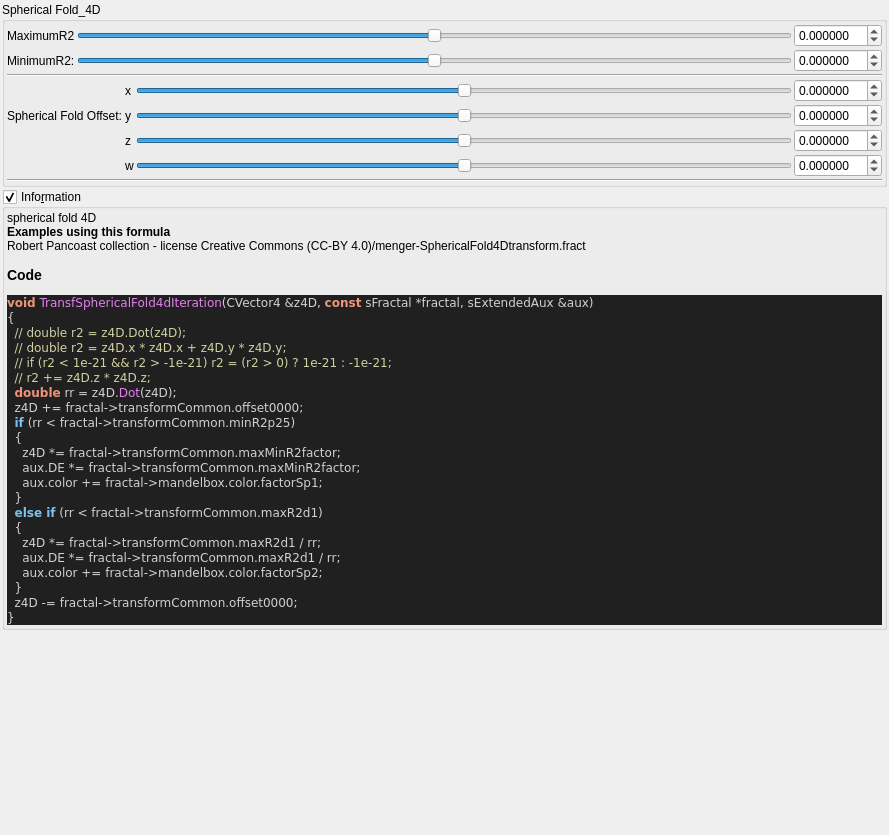
Qt form mandelbulber2/formula/ui/fractal_transf_spherical_fold4d.ui (buddhi1980/mandelbulber2) before a commit.
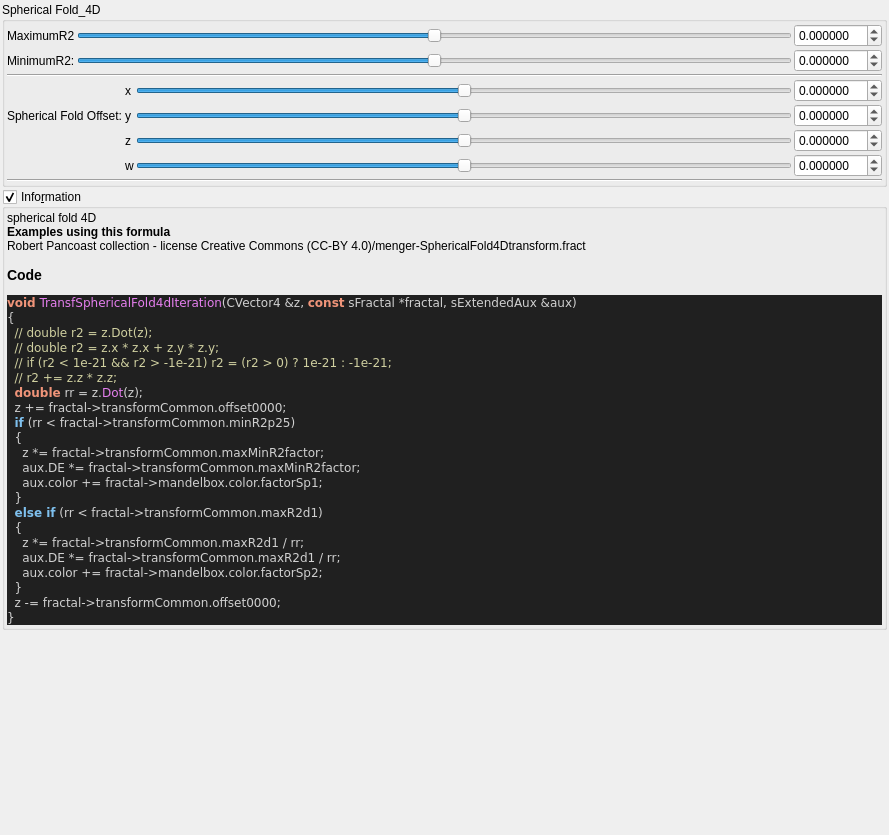
The same form after that commit. Custom widgets are drawn as their Qt base class.

What changed in the file:
```diff
--- a/mandelbulber2/formula/ui/fractal_transf_spherical_fold4d.ui
+++ b/mandelbulber2/formula/ui/fractal_transf_spherical_fold4d.ui
@@ -480,27 +480,27 @@
 &lt;/table&gt;
 &lt;br&gt;&lt;b&gt;Examples using this formula&lt;/b&gt;&lt;br&gt;Robert Pancoast collection - license Creative Commons (CC-BY 4.0)/menger-SphericalFold4Dtransform.fract&lt;h3&gt;Code&lt;/h3&gt;
 &lt;body style=&quot;background-color:#202020&quot;&gt;
-&lt;pre style=&quot;color:#d0d0d0; background-color:#202020;  font-family:'Courier New',monospace;&quot;&gt;&lt;span style=&quot;color:#f09479; font-weight:bold&quot;&gt;void&lt;/span&gt; &lt;span style=&quot;color:#e47eed&quot;&gt;TransfSphericalFold4dIteration&lt;/span&gt;&lt;span style=&quot;color:#d0d0d0&quot;&gt;(&lt;/span&gt;CVector4 &lt;span style=&quot;color:#d0d0d0&quot;&gt;&amp;amp;&lt;/span&gt;z4D&lt;span style=&quot;color:#d0d0d0&quot;&gt;,&lt;/span&gt; &lt;span style=&quot;color:#f09479; font-weight:bold&quot;&gt;const&lt;/span&gt; sFractal &lt;span style=&quot;color:#d0d0d0&quot;&gt;*&lt;/span&gt;fractal&lt;span style=&quot;color:#d0d0d0&quot;&gt;,&lt;/span&gt; sExtendedAux &lt;span style=&quot;color:#d0d0d0&quot;&gt;&amp;amp;&lt;/span&gt;aux&lt;span style=&quot;color:#d0d0d0&quot;&gt;)&lt;/span&gt;
+&lt;pre style=&quot;color:#d0d0d0; background-color:#202020;  font-family:'Courier New',monospace;&quot;&gt;&lt;span style=&quot;color:#f09479; font-weight:bold&quot;&gt;void&lt;/span&gt; &lt;span style=&quot;color:#e47eed&quot;&gt;TransfSphericalFold4dIteration&lt;/span&gt;&lt;span style=&quot;color:#d0d0d0&quot;&gt;(&lt;/span&gt;CVector4 &lt;span style=&quot;color:#d0d0d0&quot;&gt;&amp;amp;&lt;/span&gt;z&lt;span style=&quot;color:#d0d0d0&quot;&gt;,&lt;/span&gt; &lt;span style=&quot;color:#f09479; font-weight:bold&quot;&gt;const&lt;/span&gt; sFractal &lt;span style=&quot;color:#d0d0d0&quot;&gt;*&lt;/span&gt;fractal&lt;span style=&quot;color:#d0d0d0&quot;&gt;,&lt;/span&gt; sExtendedAux &lt;span style=&quot;color:#d0d0d0&quot;&gt;&amp;amp;&lt;/span&gt;aux&lt;span style=&quot;color:#d0d0d0&quot;&gt;)&lt;/span&gt;
 &lt;span style=&quot;color:#d0d0d0&quot;&gt;{&lt;/span&gt;
-  &lt;span style=&quot;color:#d0d0a0&quot;&gt;// double r2 = z4D.Dot(z4D);&lt;/span&gt;
-  &lt;span style=&quot;color:#d0d0a0&quot;&gt;// double r2 = z4D.x * z4D.x + z4D.y * z4D.y;&lt;/span&gt;
+  &lt;span style=&quot;color:#d0d0a0&quot;&gt;// double r2 = z.Dot(z);&lt;/span&gt;
+  &lt;span style=&quot;color:#d0d0a0&quot;&gt;// double r2 = z.x * z.x + z.y * z.y;&lt;/span&gt;
   &lt;span style=&quot;color:#d0d0a0&quot;&gt;// if (r2 &amp;lt; 1e-21 &amp;amp;&amp;amp; r2 &amp;gt; -1e-21) r2 = (r2 &amp;gt; 0) ? 1e-21 : -1e-21;&lt;/span&gt;
-  &lt;span style=&quot;color:#d0d0a0&quot;&gt;// r2 += z4D.z * z4D.z;&lt;/span&gt;
-  &lt;span style=&quot;color:#f09479; font-weight:bold&quot;&gt;double&lt;/span&gt; rr &lt;span style=&quot;color:#d0d0d0&quot;&gt;=&lt;/span&gt; z4D&lt;span style=&quot;color:#d0d0d0&quot;&gt;.&lt;/span&gt;&lt;span style=&quot;color:#e47eed&quot;&gt;Dot&lt;/span&gt;&lt;span style=&quot;color:#d0d0d0&quot;&gt;(&lt;/span&gt;z4D&lt;span style=&quot;color:#d0d0d0&quot;&gt;);&lt;/span&gt;
-  z4D &lt;span style=&quot;color:#d0d0d0&quot;&gt;+=&lt;/span&gt; fractal&lt;span style=&quot;color:#d0d0d0&quot;&gt;-&amp;gt;&lt;/span&gt;transformCommon&lt;span style=&quot;color:#d0d0d0&quot;&gt;.&lt;/span&gt;offset0000&lt;span style=&quot;color:#d0d0d0&quot;&gt;;&lt;/span&gt;
+  &lt;span style=&quot;color:#d0d0a0&quot;&gt;// r2 += z.z * z.z;&lt;/span&gt;
+  &lt;span style=&quot;color:#f09479; font-weight:bold&quot;&gt;double&lt;/span&gt; rr &lt;span style=&quot;color:#d0d0d0&quot;&gt;=&lt;/span&gt; z&lt;span style=&quot;color:#d0d0d0&quot;&gt;.&lt;/span&gt;&lt;span style=&quot;color:#e47eed&quot;&gt;Dot&lt;/span&gt;&lt;span style=&quot;color:#d0d0d0&quot;&gt;(&lt;/span&gt;z&lt;span style=&quot;color:#d0d0d0&quot;&gt;);&lt;/span&gt;
+  z &lt;span style=&quot;color:#d0d0d0&quot;&gt;+=&lt;/span&gt; fractal&lt;span style=&quot;color:#d0d0d0&quot;&gt;-&amp;gt;&lt;/span&gt;transformCommon&lt;span style=&quot;color:#d0d0d0&quot;&gt;.&lt;/span&gt;offset0000&lt;span style=&quot;color:#d0d0d0&quot;&gt;;&lt;/span&gt;
   &lt;span style=&quot;color:#7ec0ee; font-weight:bold&quot;&gt;if&lt;/span&gt; &lt;span style=&quot;color:#d0d0d0&quot;&gt;(&lt;/span&gt;rr &lt;span style=&quot;color:#d0d0d0&quot;&gt;&amp;lt;&lt;/span&gt; fractal&lt;span style=&quot;color:#d0d0d0&quot;&gt;-&amp;gt;&lt;/span&gt;transformCommon&lt;span style=&quot;color:#d0d0d0&quot;&gt;.&lt;/span&gt;minR2p25&lt;span style=&quot;color:#d0d0d0&quot;&gt;)&lt;/span&gt;
   &lt;span style=&quot;color:#d0d0d0&quot;&gt;{&lt;/span&gt;
-    z4D &lt;span style=&quot;color:#d0d0d0&quot;&gt;*=&lt;/span&gt; fractal&lt;span style=&quot;color:#d0d0d0&quot;&gt;-&amp;gt;&lt;/span&gt;transformCommon&lt;span style=&quot;color:#d0d0d0&quot;&gt;.&lt;/span&gt;maxMinR2factor&lt;span style=&quot;color:#d0d0d0&quot;&gt;;&lt;/span&gt;
+    z &lt;span style=&quot;color:#d0d0d0&quot;&gt;*=&lt;/span&gt; fractal&lt;span style=&quot;color:#d0d0d0&quot;&gt;-&amp;gt;&lt;/span&gt;transformCommon&lt;span style=&quot;color:#d0d0d0&quot;&gt;.&lt;/span&gt;maxMinR2factor&lt;span style=&quot;color:#d0d0d0&quot;&gt;;&lt;/span&gt;
     aux&lt;span style=&quot;color:#d0d0d0&quot;&gt;.&lt;/span&gt;DE &lt;span style=&quot;color:#d0d0d0&quot;&gt;*=&lt;/span&gt; fractal&lt;span style=&quot;color:#d0d0d0&quot;&gt;-&amp;gt;&lt;/span&gt;transformCommon&lt;span style=&quot;color:#d0d0d0&quot;&gt;.&lt;/span&gt;maxMinR2factor&lt;span style=&quot;color:#d0d0d0&quot;&gt;;&lt;/span&gt;
     aux&lt;span style=&quot;color:#d0d0d0&quot;&gt;.&lt;/span&gt;color &lt;span style=&quot;color:#d0d0d0&quot;&gt;+=&lt;/span&gt; fractal&lt;span style=&quot;color:#d0d0d0&quot;&gt;-&amp;gt;&lt;/span&gt;mandelbox&lt;span style=&quot;color:#d0d0d0&quot;&gt;.&lt;/span&gt;color&lt;span style=&quot;color:#d0d0d0&quot;&gt;.&lt;/span&gt;factorSp1&lt;span style=&quot;color:#d0d0d0&quot;&gt;;&lt;/span&gt;
   &lt;span style=&quot;color:#d0d0d0&quot;&gt;}&lt;/span&gt;
   &lt;span style=&quot;color:#7ec0ee; font-weight:bold&quot;&gt;else if&lt;/span&gt; &lt;span style=&quot;color:#d0d0d0&quot;&gt;(&lt;/span&gt;rr &lt;span style=&quot;color:#d0d0d0&quot;&gt;&amp;lt;&lt;/span&gt; fractal&lt;span style=&quot;color:#d0d0d0&quot;&gt;-&amp;gt;&lt;/span&gt;transformCommon&lt;span style=&quot;color:#d0d0d0&quot;&gt;.&lt;/span&gt;maxR2d1&lt;span style=&quot;color:#d0d0d0&quot;&gt;)&lt;/span&gt;
   &lt;span style=&quot;color:#d0d0d0&quot;&gt;{&lt;/span&gt;
-    z4D &lt;span style=&quot;color:#d0d0d0&quot;&gt;*=&lt;/span&gt; fractal&lt;span style=&quot;color:#d0d0d0&quot;&gt;-&amp;gt;&lt;/span&gt;transformCommon&lt;span style=&quot;color:#d0d0d0&quot;&gt;.&lt;/span&gt;maxR2d1 &lt;span style=&quot;color:#d0d0d0&quot;&gt;/&lt;/span&gt; rr&lt;span style=&quot;color:#d0d0d0&quot;&gt;;&lt;/span&gt;
+    z &lt;span style=&quot;color:#d0d0d0&quot;&gt;*=&lt;/span&gt; fractal&lt;span style=&quot;color:#d0d0d0&quot;&gt;-&amp;gt;&lt;/span&gt;transformCommon&lt;span style=&quot;color:#d0d0d0&quot;&gt;.&lt;/span&gt;maxR2d1 &lt;span style=&quot;color:#d0d0d0&quot;&gt;/&lt;/span&gt; rr&lt;span style=&quot;color:#d0d0d0&quot;&gt;;&lt;/span&gt;
     aux&lt;span style=&quot;color:#d0d0d0&quot;&gt;.&lt;/span&gt;DE &lt;span style=&quot;color:#d0d0d0&quot;&gt;*=&lt;/span&gt; fractal&lt;span style=&quot;color:#d0d0d0&quot;&gt;-&amp;gt;&lt;/span&gt;transformCommon&lt;span style=&quot;color:#d0d0d0&quot;&gt;.&lt;/span&gt;maxR2d1 &lt;span style=&quot;color:#d0d0d0&quot;&gt;/&lt;/span&gt; rr&lt;span style=&quot;color:#d0d0d0&quot;&gt;;&lt;/span&gt;
     aux&lt;span style=&quot;color:#d0d0d0&quot;&gt;.&lt;/span&gt;color &lt;span style=&quot;color:#d0d0d0&quot;&gt;+=&lt;/span&gt; fractal&lt;span style=&quot;color:#d0d0d0&quot;&gt;-&amp;gt;&lt;/span&gt;mandelbox&lt;span style=&quot;color:#d0d0d0&quot;&gt;.&lt;/span&gt;color&lt;span style=&quot;color:#d0d0d0&quot;&gt;.&lt;/span&gt;factorSp2&lt;span style=&quot;color:#d0d0d0&quot;&gt;;&lt;/span&gt;
   &lt;span style=&quot;color:#d0d0d0&quot;&gt;}&lt;/span&gt;
-  z4D &lt;span style=&quot;color:#d0d0d0&quot;&gt;-=&lt;/span&gt; fractal&lt;span style=&quot;color:#d0d0d0&quot;&gt;-&amp;gt;&lt;/span&gt;transformCommon&lt;span style=&quot;color:#d0d0d0&quot;&gt;.&lt;/span&gt;offset0000&lt;span style=&quot;color:#d0d0d0&quot;&gt;;&lt;/span&gt;
+  z &lt;span style=&quot;color:#d0d0d0&quot;&gt;-=&lt;/span&gt; fractal&lt;span style=&quot;color:#d0d0d0&quot;&gt;-&amp;gt;&lt;/span&gt;transformCommon&lt;span style=&quot;color:#d0d0d0&quot;&gt;.&lt;/span&gt;offset0000&lt;span style=&quot;color:#d0d0d0&quot;&gt;;&lt;/span&gt;
 &lt;span style=&quot;color:#d0d0d0&quot;&gt;}&lt;/span&gt;
 &lt;/pre&gt;
 &lt;/body&gt;</string>
```
